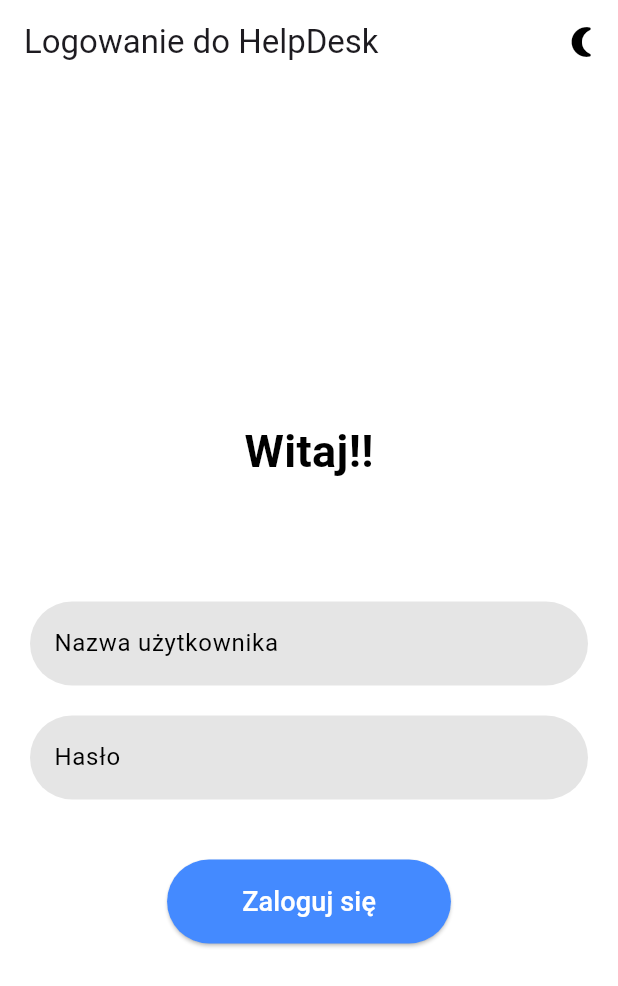
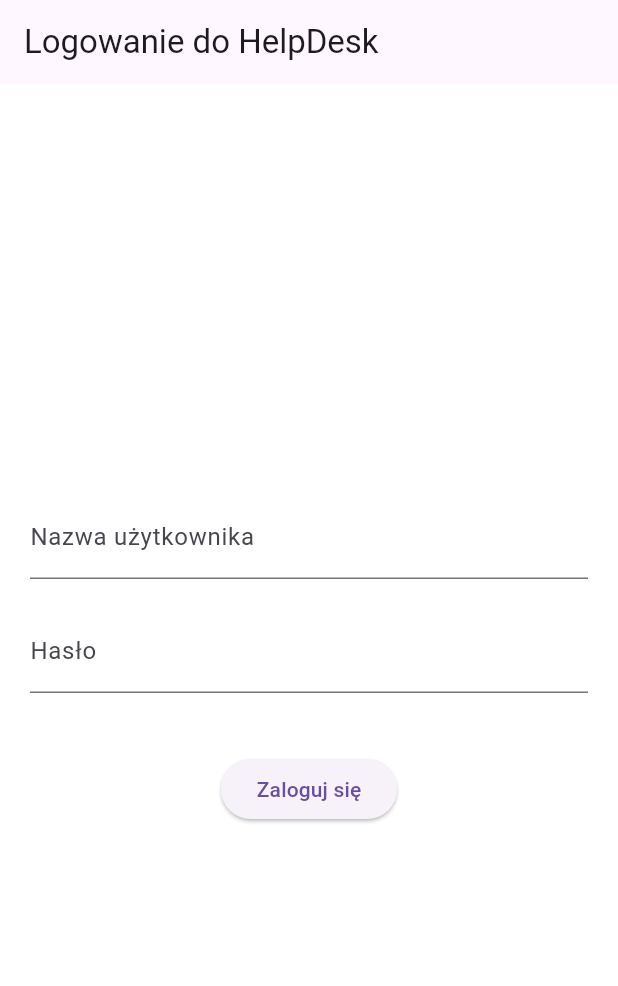
Before and after one commit to wermisek/HelpDeskFlutter, a Flutter app: the screen it shows after launch, on a phone screen of 412 x 824 dp. Shown: the top 986 px of the screen. Run offline on Flutter 3.47's test engine with Material 3 defaults, Android fonts, the phone set to English and light mode, and no system bars; our stand-ins replace shelf; missing offline and left inert: shelf_router.

```diff
--- a/lib/admin_home_page.dart
+++ b/lib/admin_home_page.dart
@@ -5,6 +5,7 @@ import 'package:flutter/material.dart';
 void main() {
   runApp(MyApp());
 }
+
 
 class MyApp extends StatelessWidget {
   @override
@@ -27,11 +28,13 @@ class _AdminHomePageState extends State<AdminHomePage> {
   // Function to fetch problems from the server
   Future<void> getProblems() async {
     try {
+      // Send GET request to fetch problems from the server
       var response = await HttpClient().getUrl(Uri.parse('http://localhost:8080/get_problems'));
       var data = await response.close();
       String content = await data.transform(utf8.decoder).join();
+
+      // Decode the response JSON and update state
       List<dynamic> fetchedProblems = jsonDecode(content);
-
       setState(() {
         problems = fetchedProblems;
       });
@@ -69,6 +72,7 @@ class _AdminHomePageState extends State<AdminHomePage> {
                   children: [
                     Text('Room: ${problem['room']}'),
                     Text('Problem: ${problem['problem']}'),
+                    Text('Timestamp: ${problem['timestamp']}'),
                   ],
                 ),
               ),
--- a/lib/login.dart
+++ b/lib/login.dart
@@ -1,24 +1,19 @@
 import 'package:flutter/material.dart';
-import 'add_problem_page.dart'; // Add the page where problems are added
-import 'admin_home_page.dart'; // Add the page for admin home
+import 'add_problem_page.dart'; // Dodaj stronę, gdzie problemy są dodawane
+import 'admin_home_page.dart'; // Dodaj stronę główną dla admina
 
 void main() {
   runApp(MyApp());
 }
 
-class MyApp extends StatefulWidget {
-  @override
-  _MyAppState createState() => _MyAppState();
-}
-
-class _MyAppState extends State<MyApp> {
-  bool _isDarkMode = false;
+class MyApp extends StatelessWidget {
+  final bool isDarkMode = false; // Możesz przełączać tryb ciemny tutaj
 
   @override
   Widget build(BuildContext context) {
     return MaterialApp(
       title: 'Strona Logowania',
-      theme: _isDarkMode
+      theme: isDarkMode
           ? ThemeData.dark().copyWith(
         primaryColor: Colors.blueAccent,
         scaffoldBackgroundColor: Colors.black,
@@ -27,29 +22,16 @@ class _MyAppState extends State<MyApp> {
         primaryColor: Colors.blueAccent,
         scaffoldBackgroundColor: Colors.white,
       ),
-      home: LoginPage(
-        isDarkMode: _isDarkMode,
-        toggleTheme: () {
-          setState(() {
-            _isDarkMode = !_isDarkMode;
-          });
-        },
-      ),
+      home: LoginPage(),
     );
   }
 }
 
-class LoginPage extends StatefulWidget {
-  final bool isDarkMode;
-  final VoidCallback toggleTheme;
+class LoginPage extends StatelessWidget {
+  final bool isDarkMode = false;
 
-  LoginPage({required this.isDarkMode, required this.toggleTheme});
+  LoginPage({Key? key}) : super(key: key);
 
-  @override
-  _LoginPageState createState() => _LoginPageState();
-}
-
-class _LoginPageState extends State<LoginPage> with TickerProviderStateMixin {
   final _usernameController = TextEditingController();
   final _passwordController = TextEditingController();
   final _formKey = GlobalKey<FormState>();
@@ -57,50 +39,29 @@ class _LoginPageState extends State<LoginPage> with TickerProviderStateMixin {
   final String correctUsername = 'admin';
   final String correctPassword = 'hasło';
 
-  late AnimationController _buttonController;
-  late Animation<double> _buttonAnimation;
-
-  @override
-  void initState() {
-    super.initState();
-
-    _buttonController = AnimationController(
-      duration: Duration(seconds: 1),
-      vsync: this,
-    );
-
-    _buttonAnimation = Tween<double>(begin: 0.8, end: 1.0).animate(
-      CurvedAnimation(
-        parent: _buttonController,
-        curve: Curves.easeInOut,
-      ),
-    );
-
-    _buttonController.forward();
-  }
-//komentarzlol1
   void _login(BuildContext context) {
     if (_formKey.currentState?.validate() ?? false) {
       String username = _usernameController.text;
       String password = _passwordController.text;
 
       if (username == correctUsername && password == correctPassword) {
-        // Zamiast push, używamy pushReplacement, aby zastąpić stronę logowania
+        // Zamiast pokazywać tekst powitalny, przechodzimy bezpośrednio do AdminHomePage
         Navigator.pushReplacement(
           context,
           MaterialPageRoute(
-            builder: (context) => AdminHomePage(username: username),
+            builder: (context) => AdminHomePage(),
           ),
         );
       } else if (username == 'user' && password == 'password') {
+        // Login user, go to AddProblemPage
         Navigator.pushReplacement(
           context,
           MaterialPageRoute(
             builder: (context) => AddProblemPage(username: username),
           ),
         );
-        //ZROBIE SOBIE KRZYWDE1
       } else {
+        // Invalid login, show error dialog
         showDialog(
           context: context,
           builder: (context) => AlertDialog(
@@ -120,31 +81,13 @@ class _LoginPageState extends State<LoginPage> with TickerProviderStateMixin {
     }
   }
 
-//komentarz bo prosili
-  @override
-  void dispose() {
-    _buttonController.dispose();
-    super.dispose();
-  }
-
   @override
   Widget build(BuildContext context) {
     return Scaffold(
       appBar: AppBar(
         title: Text('Logowanie do HelpDesk'),
-        actions: [
-          IconButton(
-            icon: Icon(
-              widget.isDarkMode ? Icons.wb_sunny : Icons.nightlight_round,
-              color: Colors.black,
-            ),
-            onPressed: widget.toggleTheme,
-          ),
-        ],
-        backgroundColor: widget.isDarkMode ? Colors.black : Colors.white,
       ),
       body: Center(
-        child: SingleChildScrollView(
         child: Padding(
           padding: const EdgeInsets.all(20.0),
           child: Form(
@@ -152,38 +95,11 @@ class _LoginPageState extends State<LoginPage> with TickerProviderStateMixin {
             child: Column(
               mainAxisSize: MainAxisSize.min,
               children: <Widget>[
-                  AnimatedContainer(
-                    duration: Duration(seconds: 2),
-                    curve: Curves.easeInOut,
-                    height: 100,
-                    child: Center(
-                      child: Text(
-                        'Witaj!!',
-                        style: TextStyle(
-                          fontSize: 30,
-                          fontWeight: FontWeight.bold,
-                          color: widget.isDarkMode ? Colors.white : Colors.black,
-                        ),
-                      ),
-                    ),
-                  ),
-                  SizedBox(height: 50),
-                  AnimatedContainer(
-                    duration: Duration(milliseconds: 500),
-                    curve: Curves.easeInOut,
-                    child: TextFormField(
+                TextFormField(
                   controller: _usernameController,
                   decoration: InputDecoration(
                     labelText: 'Nazwa użytkownika',
-                        labelStyle: TextStyle(color: widget.isDarkMode ? Colors.white : Colors.black),
-                        filled: true,
-                        fillColor: widget.isDarkMode ? Colors.white.withOpacity(0.2) : Colors.black.withOpacity(0.1),
-                        border: OutlineInputBorder(
-                          borderRadius: BorderRadius.circular(30),
-                          borderSide: BorderSide.none,
                   ),
-                      ),
-                      style: TextStyle(color: widget.isDarkMode ? Colors.white : Colors.black),
                   validator: (value) {
                     if (value?.isEmpty ?? true) {
                       return 'Proszę podać nazwę użytkownika';
@@ -191,25 +107,13 @@ class _LoginPageState extends State<LoginPage> with TickerProviderStateMixin {
                     return null;
                   },
                 ),
-                  ),
                 SizedBox(height: 20),
-                  AnimatedContainer(
-                    duration: Duration(milliseconds: 500),
-                    curve: Curves.easeInOut,
-                    child: TextFormField(
+                TextFormField(
                   controller: _passwordController,
                   obscureText: true,
                   decoration: InputDecoration(
                     labelText: 'Hasło',
-                        labelStyle: TextStyle(color: widget.isDarkMode ? Colors.white : Colors.black),
-                        filled: true,
-                        fillColor: widget.isDarkMode ? Colors.white.withOpacity(0.2) : Colors.black.withOpacity(0.1),
-                        border: OutlineInputBorder(
-                          borderRadius: BorderRadius.circular(30),
-                          borderSide: BorderSide.none,
                   ),
-                      ),
-                      style: TextStyle(color: widget.isDarkMode ? Colors.white : Colors.black),
                   validator: (value) {
                     if (value?.isEmpty ?? true) {
                       return 'Proszę podać hasło';
@@ -217,31 +121,12 @@ class _LoginPageState extends State<LoginPage> with TickerProviderStateMixin {
                     return null;
                   },
                 ),
-                  ),
                 SizedBox(height: 40),
-                  ScaleTransition(
-                    scale: _buttonAnimation,
-                    child: ElevatedButton(
+                ElevatedButton(
                   onPressed: () => _login(context),
-                      style: ButtonStyle(
-                        backgroundColor: MaterialStateProperty.all<Color>(
-                          widget.isDarkMode ? Colors.black : Colors.blueAccent,
-                        ),
-                        padding: MaterialStateProperty.all<EdgeInsets>(EdgeInsets.symmetric(horizontal: 50, vertical: 15)),
-                        shape: MaterialStateProperty.all<RoundedRectangleBorder>(
-                          RoundedRectangleBorder(
-                            borderRadius: BorderRadius.circular(30),
-                          ),
-                        ),
-                      ),
-                      child: Text(
-                        'Zaloguj się',
-                        style: TextStyle(fontSize: 18, color: Colors.white),
-                      ),
-                    ),
+                  child: Text('Zaloguj się'),
                 ),
               ],
-              ),
             ),
           ),
         ),
@@ -249,21 +134,3 @@ class _LoginPageState extends State<LoginPage> with TickerProviderStateMixin {
     );
   }
 }
-
-class AdminHomePage extends StatelessWidget {
-  final String username;
-
-  AdminHomePage({required this.username});
-
-  @override
-  Widget build(BuildContext context) {
-    return Scaffold(
-      appBar: AppBar(
-        title: Text('Admin Home'),
-      ),
-      body: Center(
-        child: Text('Welcome, $username!'), // Display the username for testing
-      ),
-    );
-  }
-}
```
Lines whose indentation alone changed are shown as unchanged.
